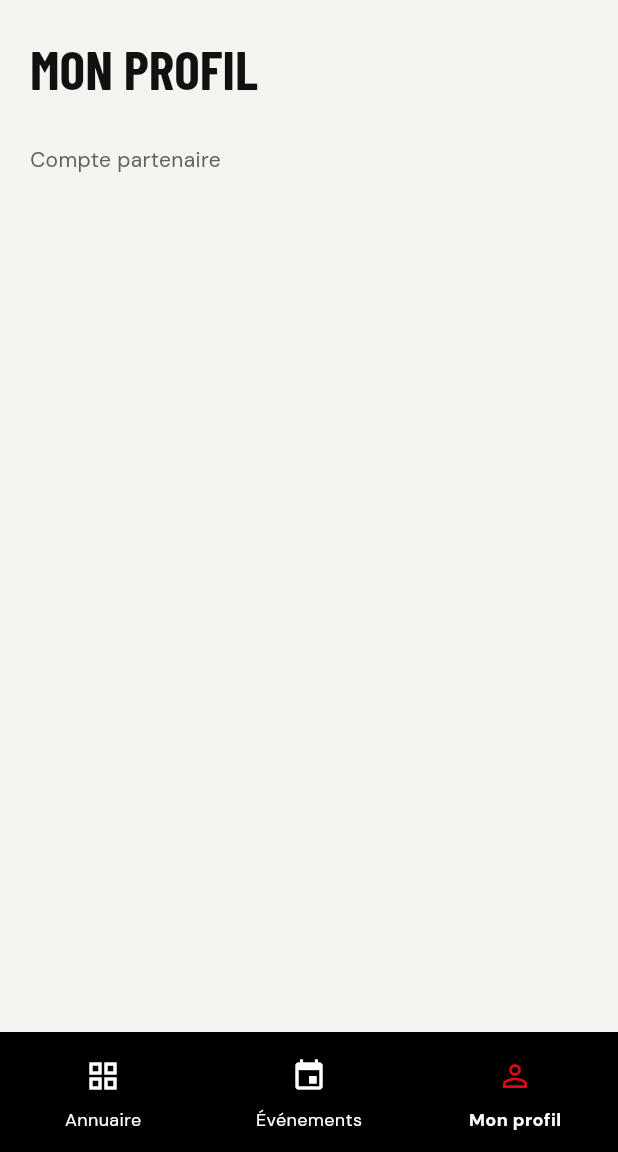
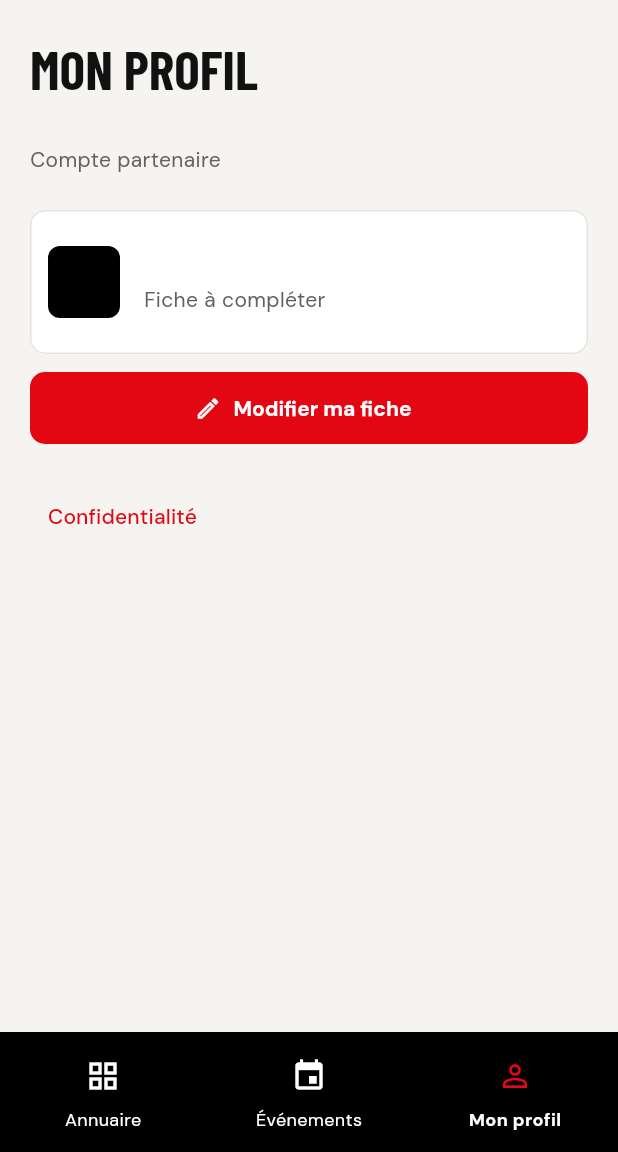
Before and after one commit to DontRobMe/ParquetClub, a Flutter app: the screen it shows once a user with an empty profile is signed in, item 3 of the bottom bar chosen, on a phone screen of 412 x 824 dp, the part 84-1236 px from its top. Run offline on Flutter 3.47's test engine with Material 3 defaults, Android fonts, the phone set to English and light mode, and no system bars; our stand-ins replace cloud_firestore, cloud_functions, firebase_auth, firebase_core, firebase_messaging, firebase_storage and 4 more; accounts and stored records are empty.

Commit message:
Fiche partenaire et confidentialité : fin du périmètre P1 (F6, F7)
- ProfileCubit : ma fiche et mon téléphone personnel en temps réel, enregistrement hors ligne
- formulaire de fiche : un champ par ligne, claviers adaptés, secteur, rappel « logo uniquement »,
  téléphone personnel marqué « visible uniquement par le bureau »
- logo : sélecteur photo du système, 512 px, moins de 1 Mo, sans métadonnées
- vérification des champs (longueurs, https, e-mail, téléphone) dans l'app et dans les règles Firestore ;
  logo accepté seulement depuis notre Storage
- le bureau voit le téléphone personnel sur la fiche du compte
- page Confidentialité (RGPD) depuis Mon profil et en bas de l'annuaire
- tests du Cubit, de la vérification et des parcours

```diff
--- a/lib/features/admin/data/admin_repository.dart
+++ b/lib/features/admin/data/admin_repository.dart
@@ -72,6 +72,12 @@ class AdminRepository {
     }
   }
 
+  /// F7. Téléphone personnel d'un partenaire : lisible par lui et par le bureau seulement.
+  Future<String> telephonePerso(String uid) async {
+    final doc = await _firestore.collection('partners').doc(uid).collection('private').doc('contact').get();
+    return doc.data()?['telephonePerso'] as String? ?? '';
+  }
+
   /// F13. Réponses à un événement, en temps réel.
   Stream<List<ReponseBureau>> ecouterReponses(String eventId) => _firestore
       .collection('events')
--- a/lib/features/admin/logic/admin_cubit.dart
+++ b/lib/features/admin/logic/admin_cubit.dart
@@ -29,6 +29,9 @@ class AdminCubit extends Cubit<AdminState> {
     }
     return null;
   }
+
+  /// F7. Vide si le partenaire n'en a pas donné ou si la lecture échoue.
+  Future<String> telephonePerso(String uid) => _repository.telephonePerso(uid).catchError((Object _) => '');
 
   /// Chaque action renvoie le message d'erreur à afficher, ou null si elle a réussi.
   Future<String?> inviter({required String nom, required String email}) {
--- a/lib/features/admin/ui/compte_page.dart
+++ b/lib/features/admin/ui/compte_page.dart
@@ -52,6 +52,11 @@ class _ComptePageState extends State<ComptePage> {
               Text(
                 compte.actif ? 'Accès actif' : 'Accès désactivé',
                 style: TextStyle(fontWeight: FontWeight.w700, color: theme.colorScheme.onSurfaceVariant),
+              ),
+              FutureBuilder<String>(
+                future: cubit.telephonePerso(compte.uid),
+                builder: (context, tel) =>
+                    (tel.data ?? '').isEmpty ? const SizedBox.shrink() : Text('Téléphone personnel : ${tel.data}'),
               ),
               const SizedBox(height: 24),
               // Actions sensibles en haut, loin du pouce, et toujours confirmées (cours 5).
--- a/lib/features/auth/ui/profil_page.dart
+++ b/lib/features/auth/ui/profil_page.dart
@@ -1,10 +1,14 @@
 import 'package:flutter/material.dart';
 import 'package:flutter_bloc/flutter_bloc.dart';
 
+import '../../../core/confidentialite_page.dart';
+import '../../partners/logic/profile_cubit.dart';
+import '../../partners/ui/fiche_form_page.dart';
+import '../../partners/ui/partner_logo.dart';
 import '../data/auth_repository.dart';
 import '../logic/auth_cubit.dart';
 
-/// Onglet « Mon profil ». L'édition de la fiche (F6, F7) viendra s'ajouter ici.
+/// Onglet « Mon profil » : sa fiche (partenaire), la confidentialité et la déconnexion.
 class ProfilPage extends StatelessWidget {
   const ProfilPage({super.key, required this.session});
 
@@ -30,6 +34,7 @@ class ProfilPage extends StatelessWidget {
   @override
   Widget build(BuildContext context) {
     final theme = Theme.of(context);
+    void ouvrir(Widget page) => Navigator.of(context).push(MaterialPageRoute<void>(builder: (_) => page));
     return Scaffold(
       // Déconnexion en haut, loin du pouce.
       appBar: AppBar(
@@ -48,8 +53,57 @@ class ProfilPage extends StatelessWidget {
             session.estAdmin ? 'Compte du bureau' : 'Compte partenaire',
             style: TextStyle(color: theme.colorScheme.onSurfaceVariant),
           ),
+          if (!session.estAdmin) ...[const SizedBox(height: 24), _MaFiche(ouvrir: ouvrir)],
+          const SizedBox(height: 24),
+          TextButton(
+            style: TextButton.styleFrom(alignment: Alignment.centerLeft, minimumSize: const Size.fromHeight(48)),
+            onPressed: () => ouvrir(const ConfidentialitePage()),
+            child: const Text('Confidentialité'),
+          ),
         ],
       ),
     );
   }
 }
+
+class _MaFiche extends StatelessWidget {
+  const _MaFiche({required this.ouvrir});
+
+  final void Function(Widget) ouvrir;
+
+  @override
+  Widget build(BuildContext context) {
+    return BlocBuilder<ProfileCubit, ProfileState>(
+      builder: (context, state) => switch (state) {
+        ProfileLoading() => const Center(child: CircularProgressIndicator(semanticsLabel: 'Chargement de votre fiche')),
+        ProfileError(:final message) => Column(
+          crossAxisAlignment: CrossAxisAlignment.stretch,
+          children: [
+            Text(message),
+            OutlinedButton(onPressed: context.read<ProfileCubit>().charger, child: const Text('Réessayer')),
+          ],
+        ),
+        ProfileSuccess(:final fiche, :final telephonePerso) => Column(
+          crossAxisAlignment: CrossAxisAlignment.stretch,
+          children: [
+            Card(
+              margin: EdgeInsets.zero,
+              child: ListTile(
+                contentPadding: const EdgeInsets.all(12),
+                leading: PartnerLogo(fiche),
+                title: Text(fiche.nom, style: const TextStyle(fontWeight: FontWeight.w700)),
+                subtitle: Text(fiche.metier.isEmpty ? 'Fiche à compléter' : [fiche.metier, fiche.ville].join(' · ')),
+              ),
+            ),
+            const SizedBox(height: 12),
+            FilledButton.icon(
+              icon: const Icon(Icons.edit_outlined),
+              label: const Text('Modifier ma fiche'),
+              onPressed: () => ouvrir(FicheFormPage(fiche: fiche, telephonePerso: telephonePerso)),
+            ),
+          ],
+        ),
+      },
+    );
+  }
+}
--- /dev/null
+++ b/lib/features/partners/logic/profile_cubit.dart
@@ -0,0 +1,131 @@
+import 'dart:async';
+
+import 'package:flutter_bloc/flutter_bloc.dart';
+
+import '../data/partner.dart';
+import '../data/partner_repository.dart';
+
+/// États de l'écran « Ma fiche ».
+sealed class ProfileState {
+  const ProfileState();
+}
+
+class ProfileLoading extends ProfileState {
+  const ProfileLoading();
+}
+
+class ProfileError extends ProfileState {
+  const ProfileError(this.message);
+  final String message;
+}
+
+class ProfileSuccess extends ProfileState {
+  const ProfileSuccess({required this.fiche, this.telephonePerso = ''});
+  final Partner fiche;
+  final String telephonePerso; // visible seulement par le partenaire et le bureau
+}
+
+/// ViewModel de la fiche du partenaire connecté (F6, F7).
+class ProfileCubit extends Cubit<ProfileState> {
+  ProfileCubit(this._repository, this.uid) : super(const ProfileLoading());
+
+  final PartnerRepository _repository;
+  final String uid;
+  StreamSubscription<Partner?>? _fiche;
+  StreamSubscription<String>? _telephone;
+  String _telephonePerso = '';
+
+  void charger() {
+    emit(const ProfileLoading());
+    _fiche?.cancel();
+    _telephone?.cancel();
+    _fiche = _repository
+        .ecouterFiche(uid)
+        .listen(
+          (fiche) => emit(
+            fiche == null
+                ? const ProfileError('Fiche introuvable. Contactez le bureau du club.')
+                : ProfileSuccess(fiche: fiche, telephonePerso: _telephonePerso),
+          ),
+          onError: (Object _) => emit(const ProfileError('Impossible de charger votre fiche.')),
+        );
+    _telephone = _repository.ecouterTelephonePerso(uid).listen((tel) {
+      _telephonePerso = tel;
+      final s = state;
+      if (s is ProfileSuccess) emit(ProfileSuccess(fiche: s.fiche, telephonePerso: tel));
+    }, onError: (Object _) {});
+  }
+
+  /// Vérifie puis enregistre. Renvoie le message d'erreur à afficher, ou null.
+  /// Pas d'attente du serveur : hors ligne, la fiche est enregistrée au retour du réseau.
+  /// [surRefus] est appelé si le serveur refuse finalement l'écriture.
+  String? enregistrer(Partner fiche, {required String telephonePerso, void Function()? surRefus}) {
+    final erreur = verifierFiche(fiche, telephonePerso);
+    if (erreur != null) return erreur;
+    final propre = Partner(
+      id: uid, // on ne modifie que sa propre fiche
+      nom: fiche.nom.trim(),
+      metier: fiche.metier.trim(),
+      secteur: fiche.secteur,
+      description: fiche.description.trim(),
+      adresse: fiche.adresse.trim(),
+      ville: fiche.ville.trim(),
+      telephone: fiche.telephone.trim(),
+      email: fiche.email.trim(),
+      site: fiche.site.trim(),
+      logoUrl: fiche.logoUrl,
+    );
+    _repository.mettreAJourFiche(propre).catchError((Object _) => surRefus?.call());
+    _repository.enregistrerTelephonePerso(uid, telephonePerso.trim()).catchError((Object _) => surRefus?.call());
+    return null;
+  }
+
+  /// Renvoie le message d'erreur à afficher, ou null (succès ou annulation).
+  Future<String?> changerLogo() async {
+    try {
+      await _repository.choisirEtEnvoyerLogo(uid);
+      return null;
+    } on PartnerErreur catch (e) {
+      return e.message;
+    }
+  }
+
+  @override
+  Future<void> close() {
+    _fiche?.cancel();
+    _telephone?.cancel();
+    return super.close();
+  }
+}
+
+final _telephoneValide = RegExp(r'^\+?[0-9 .\-]{6,20}$');
+
+/// OWASP M4 : longueurs limitées et liens vérifiés, avant l'envoi. Les règles Firestore refont les mêmes contrôles.
+String? verifierFiche(Partner p, String telephonePerso) {
+  String? trop(String valeur, int max, String champ) =>
+      valeur.trim().length > max ? '$champ : $max caractères maximum.' : null;
+
+  if (p.nom.trim().isEmpty) return "Le nom de l'entreprise est obligatoire.";
+  final longueur =
+      trop(p.nom, 80, 'Nom') ??
+      trop(p.metier, 60, 'Activité') ??
+      trop(p.description, 1000, 'Description') ??
+      trop(p.adresse, 120, 'Adresse') ??
+      trop(p.ville, 60, 'Ville') ??
+      trop(p.email, 254, 'E-mail') ??
+      trop(p.site, 200, 'Site web');
+  if (longueur != null) return longueur;
+  for (final (tel, champ) in [(p.telephone, 'Téléphone professionnel'), (telephonePerso, 'Téléphone personnel')]) {
+    if (tel.trim().isNotEmpty && !_telephoneValide.hasMatch(tel.trim())) return '$champ : numéro invalide.';
+  }
+  final email = p.email.trim();
+  if (email.isNotEmpty && !RegExp(r'^[^@\s]+@[^@\s]+\.[^@\s]+$').hasMatch(email)) return 'E-mail invalide.';
+  final site = p.site.trim();
+  if (site.isNotEmpty) {
+    final uri = Uri.tryParse(site);
+    if (uri == null || uri.scheme != 'https' || uri.host.isEmpty) {
+      return 'Site web : adresse complète en https:// (exemple : https://mon-entreprise.fr).';
+    }
+  }
+  return null;
+}
--- a/lib/main.dart
+++ b/lib/main.dart
@@ -16,6 +16,7 @@ import 'features/events/logic/events_cubit.dart';
 import 'features/notifications/data/notification_repository.dart';
 import 'features/partners/data/partner_repository.dart';
 import 'features/partners/logic/partners_cubit.dart';
+import 'features/partners/logic/profile_cubit.dart';
 
 Future<void> main() async {
   WidgetsFlutterBinding.ensureInitialized();
@@ -88,6 +89,8 @@ class ParquetApp extends StatelessWidget {
                 providers: [
                   BlocProvider(create: (_) => EventsCubit(eventRepository, notificationRepository)..charger()),
                   if (session.estAdmin) BlocProvider(create: (_) => AdminCubit(adminRepository)..charger()),
+                  if (!session.estAdmin)
+                    BlocProvider(create: (_) => ProfileCubit(partnerRepository, session.uid)..charger()),
                 ],
                 child: app,
               ),
```
Also changed, not shown: lib/core/confidentialite_page.dart (added, +64 -0 lines), lib/features/partners/data/partner_repository.dart (+73 -1 lines), lib/features/partners/ui/annuaire_page.dart (+21 -1 lines), lib/features/partners/ui/fiche_form_page.dart (added, +186 -0 lines), 6 other files.
